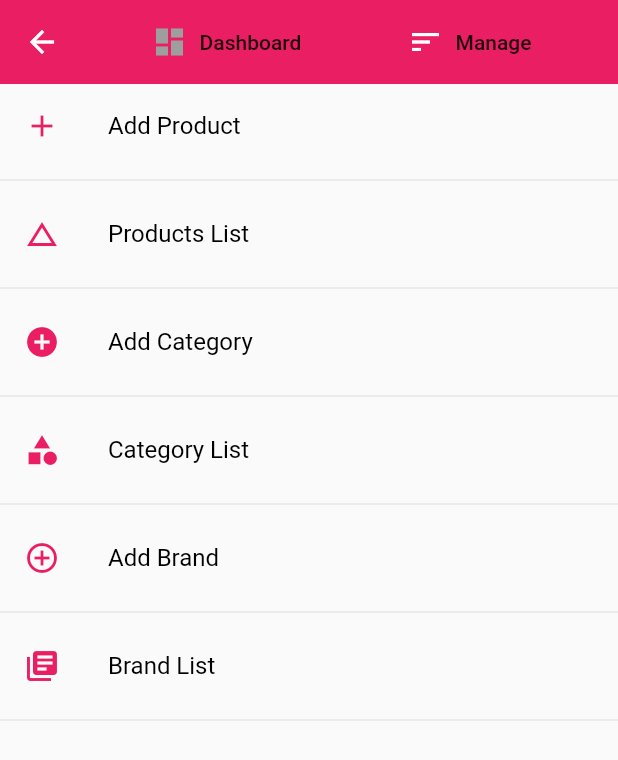
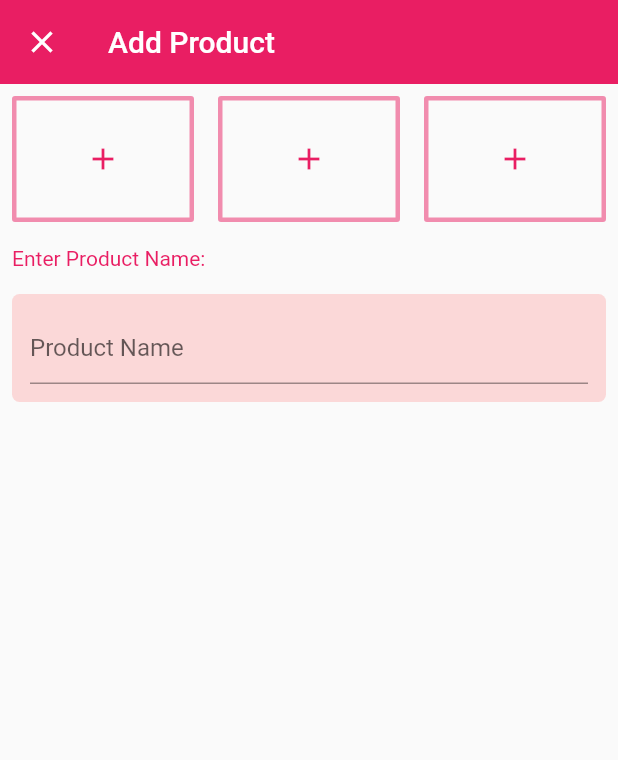
Before and after one commit to aashay-shah/E-Commerce-Mobile-Application, a Flutter app: the Admin screen opened directly, after a tap on "Manage", after a tap on "Add Product", on a phone screen of 412 x 824 dp. Shown: the top 760 px of the screen. Run offline on Flutter 3.47's test engine with Material 2 defaults, Android fonts, the phone set to English and light mode, and no system bars; our stand-ins replace carousel_pro, cloud_firestore, firebase_auth, google_sign_in; accounts and stored records are empty.

Commit message:
Add Products Started

```diff
--- /dev/null
+++ b/lib/ui/add_product.dart
@@ -0,0 +1,102 @@
+import 'package:flutter/material.dart';
+import 'dart:convert';
+
+class AddProduct extends StatefulWidget {
+  @override
+  _AddProductState createState() => _AddProductState();
+}
+
+class _AddProductState extends State<AddProduct> {
+  GlobalKey<FormState> _formKey = GlobalKey<FormState>();
+  TextEditingController productNameController = TextEditingController();
+  @override
+  Widget build(BuildContext context) {
+    return Scaffold(
+      appBar: AppBar(
+        elevation: 0.0,
+        backgroundColor: Colors.pink,
+        leading: Icon(Icons.close, color: Colors.white,),
+        title: Text("Add Product", style: TextStyle(color: Colors.white),),
+      ),
+      body: Form(
+        key: _formKey,
+        child: ListView(
+          children: <Widget>[
+            Row(
+              children: <Widget>[
+                Expanded(
+                  child: Padding(
+                    padding: const EdgeInsets.all(8.0),
+                    child: OutlineButton(
+                      onPressed: (){},
+                      borderSide: BorderSide(color: Colors.pink.withOpacity(0.5), width: 3.0),
+                      child: Padding(
+                        padding: const EdgeInsets.fromLTRB(14.0, 30.0, 14.0, 30.0),
+                        child: Icon(Icons.add, color: Colors.pink,),
+                      ),
+                    ),
+                  ),
+                ),
+                Expanded(
+                  child: Padding(
+                    padding: const EdgeInsets.all(8.0),
+                    child: OutlineButton(
+                      onPressed: (){},
+                      borderSide: BorderSide(color: Colors.pink.withOpacity(0.5), width: 3.0),
+                      child: Padding(
+                        padding: const EdgeInsets.fromLTRB(14.0, 30.0, 14.0, 30.0),
+                        child: Icon(Icons.add, color: Colors.pink,),
+                      ),
+                    ),
+                  ),
+                ),
+                Expanded(
+                  child: Padding(
+                    padding: const EdgeInsets.all(8.0),
+                    child: OutlineButton(
+                      onPressed: (){},
+                      borderSide: BorderSide(color: Colors.pink.withOpacity(0.5), width: 3.0),
+                      child: Padding(
+                        padding: const EdgeInsets.fromLTRB(14.0, 30.0, 14.0, 30.0),
+                        child: Icon(Icons.add, color: Colors.pink,),
+                      ),
+                    ),
+                  ),
+                ),
+              ],
+            ),
+            Padding(
+              padding: const EdgeInsets.all(8.0),
+              child: Text("Enter Product Name: ", style: TextStyle(color: Colors.pink, fontSize: 14.0),),
+            ),
+            Padding(
+              padding: const EdgeInsets.all(8.0),
+              child: Material(
+                borderRadius: BorderRadius.circular(5.0),
+                color: Colors.redAccent.withOpacity(0.2),
+                elevation: 0.0,
+                child: Padding(
+                  padding: const EdgeInsets.all(12.0),
+                  child: TextFormField(
+                    controller: productNameController,
+                    decoration: InputDecoration(
+                      hintText: "Product Name",
+                    ),
+                    validator: (value) {
+                      if (value.isEmpty) {
+                        return 'Product Name Cannot Be Empty';
+                      }
+                      else if (value.length > 10){
+                        return 'Product Name cannot have more than 10 Characters';
+                      }
+                    },
+                  ),
+                ),
+              ),
+            ),
+          ],
+        ),
+      ),
+    );
+  }
+}
--- a/lib/ui/admin.dart
+++ b/lib/ui/admin.dart
@@ -1,6 +1,7 @@
 import 'package:flutter/material.dart';
 import 'package:flutterfireauth/db/category.dart';
 import 'package:flutterfireauth/db/brand.dart';
+import 'package:flutterfireauth/ui/add_product.dart';
 
 enum Page { dashboard, manage }
 
@@ -241,7 +242,10 @@ class _AdminState extends State<Admin> {
                 "Add Product",
                 style: TextStyle(color: Colors.black),
               ),
-              onTap: () {},
+              onTap: () {
+                Navigator.push(context,
+                    MaterialPageRoute(builder: (_) => new AddProduct()));
+              },
             ),
             Divider(),
             ListTile(
--- a/pubspec.yaml
+++ b/pubspec.yaml
@@ -27,6 +27,7 @@ dependencies:
   google_sign_in: ^4.0.7
   cloud_firestore: ^0.13.5
   uuid: ^2.0.4
+  image_picker: ^0.6.6+4
   carousel_pro: ^1.0.0
 
 
```
Also changed, not shown: pubspec.lock.
